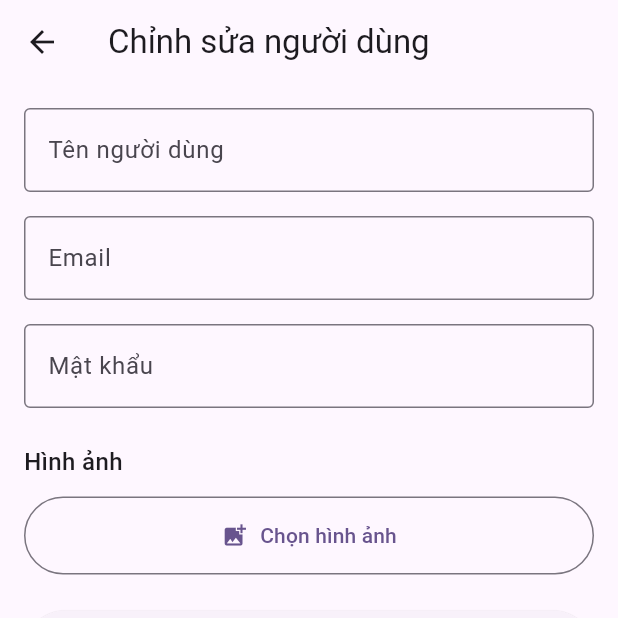
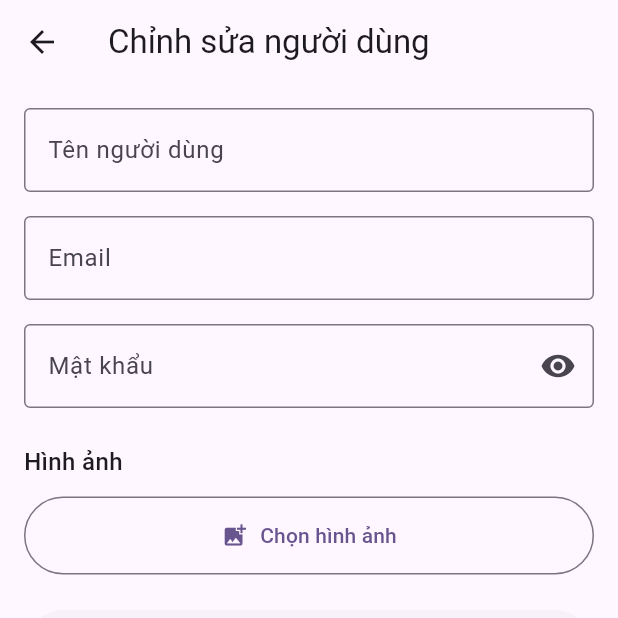
Before and after one commit to QuangVinh170220005/Crud_midterm, a Flutter app: the EditUserScreen screen opened directly with empty values, after a tap on "Xóa ảnh", on a phone screen of 412 x 824 dp, the top half of it. Run offline on Flutter 3.47's test engine with Material 3 defaults, Android fonts, the phone set to English and light mode, and no system bars; our stand-ins replace image_picker; missing offline and left inert: mongo_dart.

Commit message:
update list user

```diff
--- a/lib/screens/edit_user_screen.dart
+++ b/lib/screens/edit_user_screen.dart
@@ -22,6 +22,7 @@ class _EditUserScreenState extends State<EditUserScreen> {
   Uint8List? _imageBytes;
   String? _originalImage;
   bool _saving = false;
+  bool _obscurePassword = true;
   bool _imageChanged = false;
 
   @override
@@ -157,14 +158,23 @@ class _EditUserScreenState extends State<EditUserScreen> {
                 const SizedBox(height: 16),
                 TextFormField(
                   controller: _passwordController,
-                  decoration: const InputDecoration(
+                  decoration: InputDecoration(
                     labelText: 'Mật khẩu',
-                    border: OutlineInputBorder(),
+                    border: const OutlineInputBorder(),
+                    suffixIcon: IconButton(
+                      icon: Icon(
+                        _obscurePassword ? Icons.visibility : Icons.visibility_off,
+                      ),
+                      onPressed: () {
+                        setState(() {
+                          _obscurePassword = !_obscurePassword;
+                        });
+                      },
+                    ),
                   ),
-                  obscureText: true,
-                  validator: (v) => (v == null || v.isEmpty)
-                      ? 'Vui lòng nhập mật khẩu'
-                      : null,
+                  obscureText: _obscurePassword,
+                  validator: (v) =>
+                  (v == null || v.isEmpty) ? 'Vui lòng nhập mật khẩu' : null,
                 ),
                 const SizedBox(height: 24),
                 const Text(
```
Also changed, not shown: lib/screens/user_list_screen.dart (+35 -6 lines).
